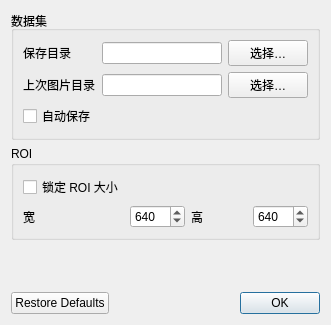
Above: labelmaster/src/ui/settings_dialog.ui from Blackjack200/ATLabelMaster before the change. Below: the same form after it.
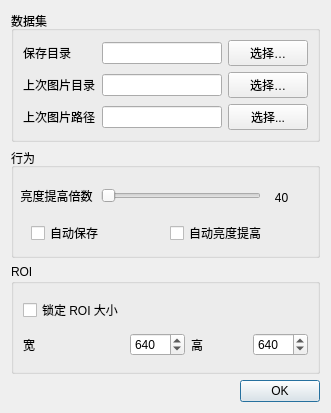
That is the form after the change.

Commit message: paralle Mode and Mask and enhanceV update

Patch:
```diff
--- a/labelmaster/src/ui/settings_dialog.ui
+++ b/labelmaster/src/ui/settings_dialog.ui
@@ -7,7 +7,7 @@
     <x>0</x>
     <y>0</y>
     <width>331</width>
-    <height>325</height>
+    <height>413</height>
    </rect>
   </property>
   <property name="windowTitle">
@@ -20,13 +20,6 @@
       <string>数据集</string>
      </property>
      <layout class="QGridLayout" name="gridDataset">
-      <item row="0" column="0">
-       <widget class="QLabel" name="label_dataset_dir">
-        <property name="text">
-         <string>保存目录</string>
-        </property>
-       </widget>
-      </item>
       <item row="0" column="1">
        <widget class="QLineEdit" name="dataset_dir_edit">
         <property name="readOnly">
@@ -34,6 +27,23 @@
         </property>
        </widget>
       </item>
+      <item row="3" column="0">
+       <widget class="QLabel" name="label_last_img_path">
+        <property name="text">
+         <string>上次图片路径</string>
+        </property>
+       </widget>
+      </item>
+      <item row="3" column="1">
+       <widget class="QLineEdit" name="last_img_path_edit"/>
+      </item>
+      <item row="0" column="0">
+       <widget class="QLabel" name="label_dataset_dir">
+        <property name="text">
+         <string>保存目录</string>
+        </property>
+       </widget>
+      </item>
       <item row="0" column="2">
        <widget class="QPushButton" name="choose_dataset_dir_button">
         <property name="text">
@@ -41,6 +51,13 @@
         </property>
        </widget>
       </item>
+      <item row="1" column="2">
+       <widget class="QPushButton" name="choose_last_img_dir_button">
+        <property name="text">
+         <string>选择…</string>
+        </property>
+       </widget>
+      </item>
       <item row="1" column="0">
        <widget class="QLabel" name="label_last_img_dir">
         <property name="text">
@@ -55,29 +72,129 @@
         </property>
        </widget>
       </item>
-      <item row="1" column="2">
-       <widget class="QPushButton" name="choose_last_img_dir_button">
+      <item row="3" column="2">
+       <widget class="QPushButton" name="choose_last_img_path_button">
         <property name="text">
-         <string>选择…</string>
-        </property>
-       </widget>
-      </item>
-      <item row="2" column="0">
-       <widget class="QCheckBox" name="auto_save_checkbox">
-        <property name="text">
-         <string>自动保存</string>
+         <string>选择...</string>
         </property>
        </widget>
       </item>
      </layout>
     </widget>
    </item>
+   <item>
+    <widget class="QGroupBox" name="groupBox">
+     <property name="title">
+      <string>行为</string>
+     </property>
+     <widget class="QSlider" name="v_rate_slider">
+      <property name="geometry">
+       <rect>
+        <x>90</x>
+        <y>40</y>
+        <width>160</width>
+        <height>16</height>
+       </rect>
+      </property>
+      <property name="minimum">
+       <number>10</number>
+      </property>
+      <property name="maximum">
+       <number>100</number>
+      </property>
+      <property name="orientation">
+       <enum>Qt::Orientation::Horizontal</enum>
+      </property>
+     </widget>
+     <widget class="QLabel" name="v_rate_label">
+      <property name="geometry">
+       <rect>
+        <x>250</x>
+        <y>40</y>
+        <width>41</width>
+        <height>20</height>
+       </rect>
+      </property>
+      <property name="text">
+       <string>40</string>
+      </property>
+      <property name="alignment">
+       <set>Qt::AlignmentFlag::AlignCenter</set>
+      </property>
+     </widget>
+     <widget class="QWidget" name="horizontalLayoutWidget">
+      <property name="geometry">
+       <rect>
+        <x>20</x>
+        <y>70</y>
+        <width>271</width>
+        <height>31</height>
+       </rect>
+      </property>
+      <layout class="QHBoxLayout" name="horizontalLayout">
+       <item>
+        <widget class="QCheckBox" name="auto_save_checkbox">
+         <property name="text">
+          <string>自动保存</string>
+         </property>
+        </widget>
+       </item>
+       <item>
+        <widget class="QCheckBox" name="auto_enhance_checkbox">
+         <property name="text">
+          <string>自动亮度提高</string>
+         </property>
+        </widget>
+       </item>
+      </layout>
+     </widget>
+     <widget class="QLabel" name="v_rate_tip_label">
+      <property name="geometry">
+       <rect>
+        <x>0</x>
+        <y>40</y>
+        <width>91</width>
+        <height>16</height>
+       </rect>
+      </property>
+      <property name="text">
+       <string>亮度提高倍数</string>
+      </property>
+      <property name="alignment">
+       <set>Qt::AlignmentFlag::AlignCenter</set>
+      </property>
+     </widget>
+    </widget>
+   </item>
    <item>
     <widget class="QGroupBox" name="group_roi">
      <property name="title">
       <string>ROI</string>
      </property>
      <layout class="QGridLayout" name="gridRoi">
+      <item row="1" column="3">
+       <widget class="QSpinBox" name="roi_h_spin">
+        <property name="minimum">
+         <number>16</number>
+        </property>
+        <property name="maximum">
+         <number>4096</number>
+        </property>
+        <property name="singleStep">
+         <number>16</number>
+        </property>
+        <property name="value">
+         <number>640</number>
+        </property>
+       </widget>
+      </item>
+      <item row="1" column="2">
+       <widget class="QLabel" name="label_roi_h">
+        <property name="text">
+         <string>高</string>
+        </property>
+       </widget>
+      </item>
       <item row="0" column="0">
        <widget class="QCheckBox" name="fix_roi_checkbox">
         <property name="text">
@@ -108,55 +225,19 @@
         </property>
        </widget>
       </item>
-      <item row="1" column="2">
-       <widget class="QLabel" name="label_roi_h">
-        <property name="text">
-         <string>高</string>
-        </property>
-       </widget>
-      </item>
-      <item row="1" column="3">
-       <widget class="QSpinBox" name="roi_h_spin">
-        <property name="minimum">
-         <number>16</number>
-        </property>
-        <property name="maximum">
-         <number>4096</number>
-        </property>
-        <property name="singleStep">
-         <number>16</number>
-        </property>
-        <property name="value">
-         <number>640</number>
-        </property>
-       </widget>
-      </item>
      </layout>
     </widget>
    </item>
-   <item>
-    <spacer name="spacer_bottom">
-     <property name="orientation">
-      <enum>Qt::Orientation::Vertical</enum>
-     </property>
-     <property name="sizeHint" stdset="0">
-      <size>
-       <width>20</width>
-       <height>40</height>
-      </size>
-     </property>
-    </spacer>
-   </item>
    <item>
     <widget class="QDialogButtonBox" name="buttonBox">
+     <property name="locale">
+      <locale language="Chinese" country="China"/>
+     </property>
      <property name="standardButtons">
-      <set>QDialogButtonBox::StandardButton::Ok|QDialogButtonBox::StandardButton::RestoreDefaults</set>
+      <set>QDialogButtonBox::StandardButton::Ok</set>
      </property>
     </widget>
    </item>
-   <item>
-    <layout class="QHBoxLayout" name="hl_buttons"/>
-   </item>
   </layout>
  </widget>
  <resources/>
```
Left out of the diff: 141 changed lines with no effect on the pictures. The commit also changes 14 other files.
